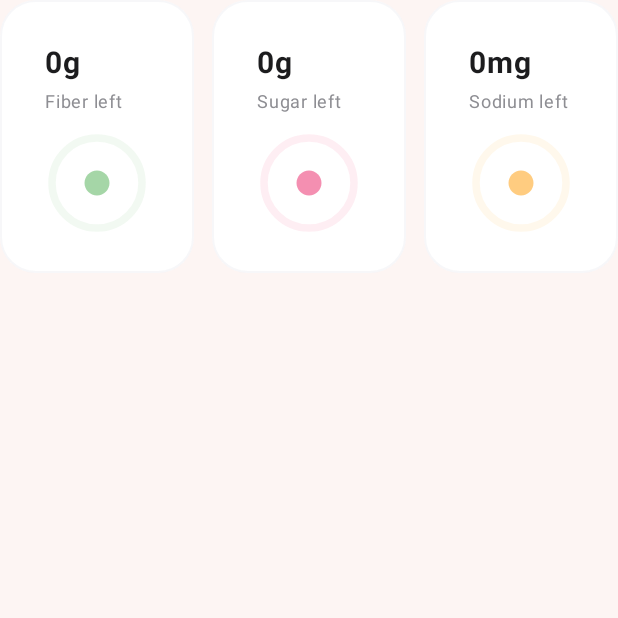
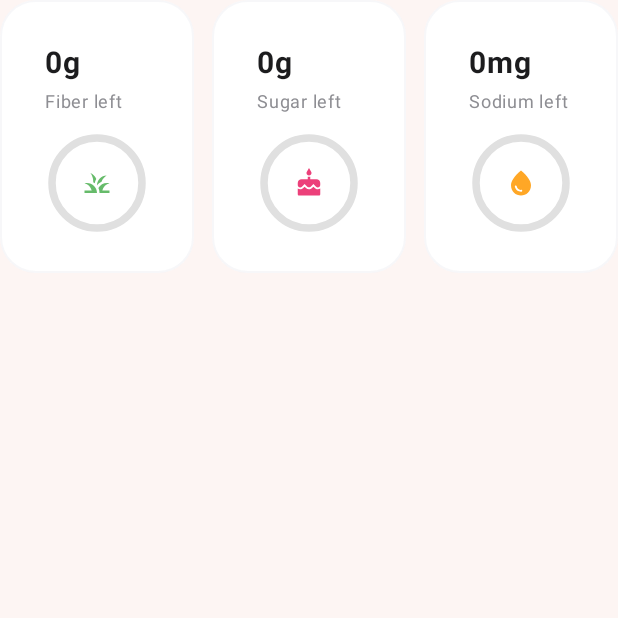
Before and after one commit to isaacmuigai-dev/CalView, an Android app built with Jetpack Compose: the composable MicroStatsRow called with empty values, on a phone screen of 412 x 824 dp, the top half of it. Run offline under Robolectric (Android 15) with nearby library versions, the phone set to English and light mode, and no system bars.

Commit message:
fix: MicroCard visible icons (Grass, Cake, WaterDrop) and solid gray track

```diff
--- a/feature-dashboard/src/main/java/com/example/calview/feature/dashboard/DashboardScreen.kt
+++ b/feature-dashboard/src/main/java/com/example/calview/feature/dashboard/DashboardScreen.kt
@@ -179,16 +179,16 @@ fun MicroStatsRow(fiber: Int, sugar: Int, sodium: Int) {
         modifier = Modifier.fillMaxWidth(),
         horizontalArrangement = Arrangement.spacedBy(12.dp)
     ) {
-        MicroCard(label = "Fiber left", value = "${fiber}g", icon = Icons.Filled.Circle, iconTint = Color(0xFFA5D6A7), modifier = Modifier.weight(1f))
-        MicroCard(label = "Sugar left", value = "${sugar}g", icon = Icons.Filled.Circle, iconTint = Color(0xFFF48FB1), modifier = Modifier.weight(1f))
-        MicroCard(label = "Sodium left", value = "${sodium}mg", icon = Icons.Filled.Circle, iconTint = Color(0xFFFFCC80), modifier = Modifier.weight(1f))
+        MicroCard(label = "Fiber left", value = "${fiber}g", icon = Icons.Filled.Grass, iconTint = Color(0xFF66BB6A), modifier = Modifier.weight(1f))
+        MicroCard(label = "Sugar left", value = "${sugar}g", icon = Icons.Filled.Cake, iconTint = Color(0xFFEC407A), modifier = Modifier.weight(1f))
+        MicroCard(label = "Sodium left", value = "${sodium}mg", icon = Icons.Filled.WaterDrop, iconTint = Color(0xFFFFA726), modifier = Modifier.weight(1f))
     }
 }
 
 @Composable
 fun MicroCard(label: String, value: String, icon: ImageVector, iconTint: Color, modifier: Modifier = Modifier) {
-    // Calculate a darker track color based on the icon tint
-    val trackColor = iconTint.copy(alpha = 0.15f)
+    // Use a more visible track color
+    val trackColor = Color(0xFFE0E0E0) // Light gray track that's visible on white cards
 
     CalAICard(modifier = modifier) {
         Column(
```
